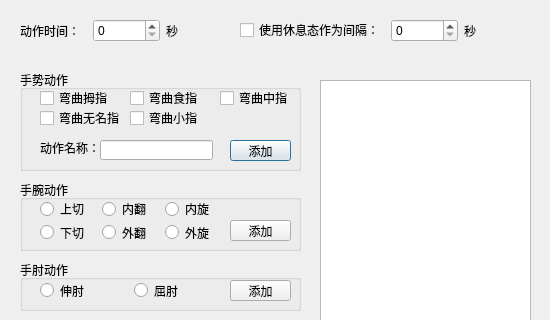
Above: GUI/TrainModule.ui from brucelv1/TrainModule before the change; both pictures show x 0 to 550 and y 0 to 320 of the 550 by 600 pixel window. Below: the same form after it.
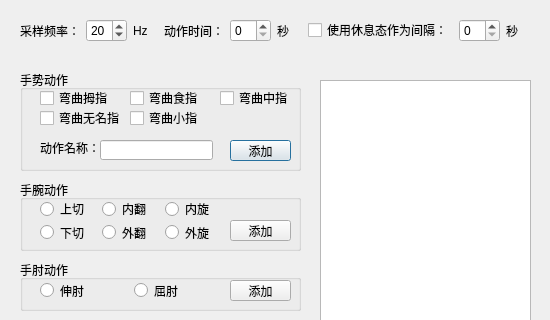
That is the form after the change.

Commit message:
modified JSON protocal
1. add a spin bos to set sampling rate;
2. add two more fields in JSON to store sampling rate and total sampling
points;
3. modified any other related code.

```diff
--- a/GUI/TrainModule.ui
+++ b/GUI/TrainModule.ui
@@ -41,6 +41,27 @@
     </rect>
    </property>
    <layout class="QHBoxLayout" name="horizontalLayout">
+    <item>
+     <widget class="QLabel" name="label_7">
+      <property name="text">
+       <string>采样频率：</string>
+      </property>
+     </widget>
+    </item>
+    <item>
+     <widget class="QSpinBox" name="spinBox_SampleRate">
+      <property name="value">
+       <number>20</number>
+      </property>
+     </widget>
+    </item>
+    <item>
+     <widget class="QLabel" name="label_8">
+      <property name="text">
+       <string>Hz</string>
+      </property>
+     </widget>
+    </item>
     <item>
      <widget class="QLabel" name="label">
       <property name="text">
```
The commit also changes 2 other files.
